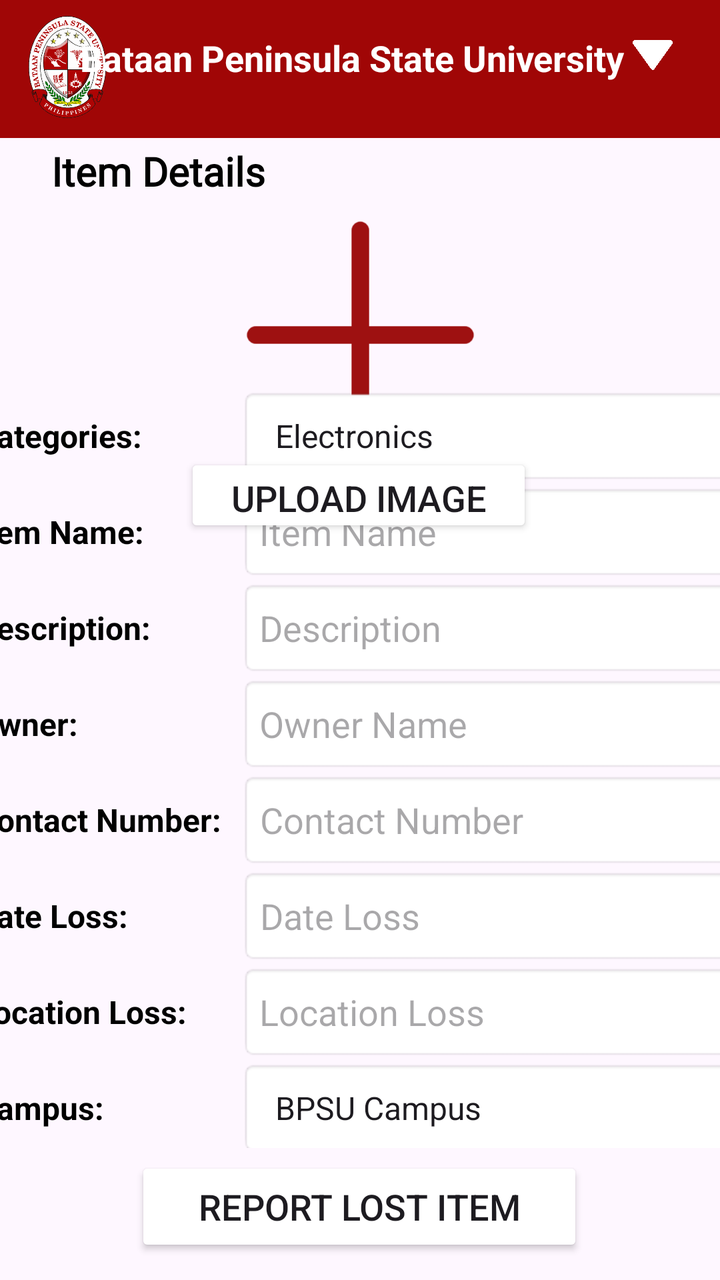
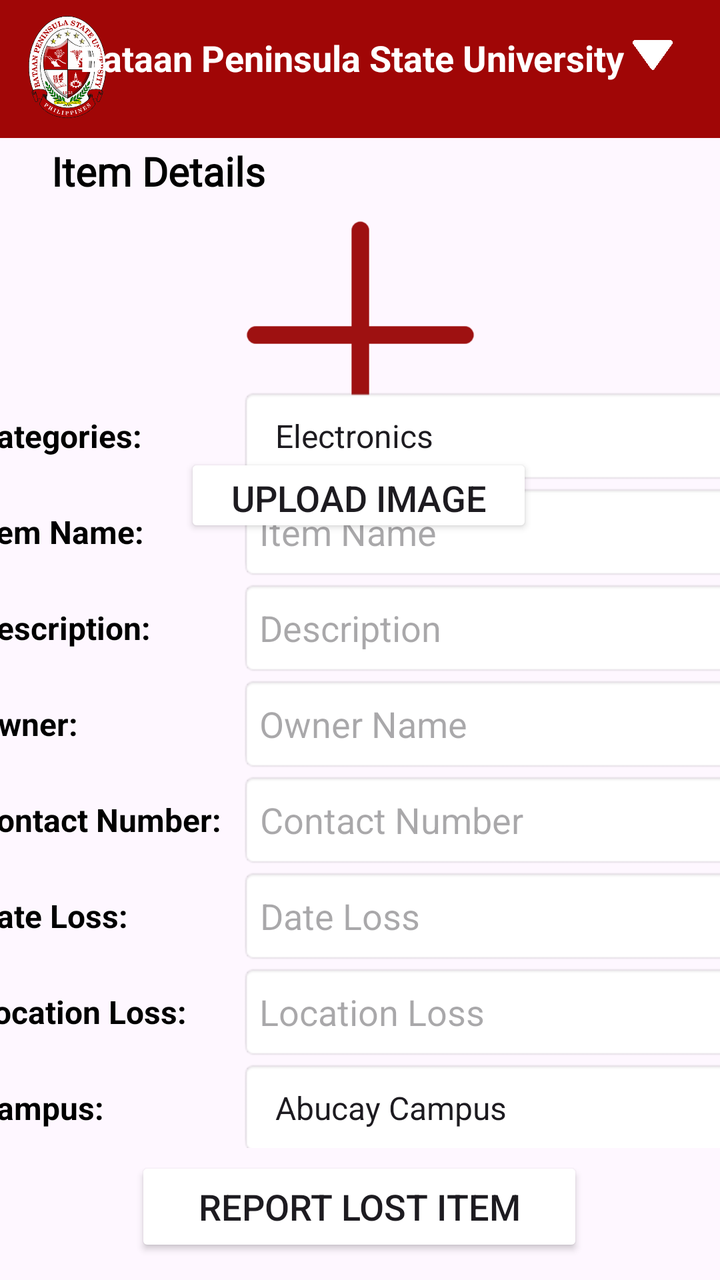

Two renders of the same Android screen: before a commit and after it. Below are the layout's source before the change and the commit's diff.
<!-- AndroidManifest.xml: application theme Theme.FinalCaseStudy -->
<!-- res/layout/activity_lost_report.xml -->
<?xml version="1.0" encoding="utf-8"?>
<androidx.constraintlayout.widget.ConstraintLayout xmlns:android="http://schemas.android.com/apk/res/android"
    xmlns:app="http://schemas.android.com/apk/res-auto"
    xmlns:tools="http://schemas.android.com/tools"
    android:id="@+id/main"
    android:layout_width="match_parent"
    android:layout_height="match_parent"
    tools:context=".LostReportActivity">

    <TextView
        android:id="@+id/textView23"
        android:layout_width="wrap_content"
        android:layout_height="26dp"
        android:fontFamily="@font/times_new_roman"
        android:text="Item Details"
        android:textColor="@color/black"
        android:textSize="20sp"
        android:textStyle="bold"
        app:layout_constraintBottom_toBottomOf="parent"
        app:layout_constraintEnd_toEndOf="parent"
        app:layout_constraintHorizontal_bias="0.102"
        app:layout_constraintStart_toStartOf="parent"
        app:layout_constraintTop_toTopOf="parent"
        app:layout_constraintVertical_bias="0.117" />

    <ImageView
        android:id="@+id/ivItemImage2"
        android:layout_width="149dp"
        android:layout_height="129dp"
        android:layout_marginTop="8dp"
        android:layout_marginBottom="16dp"
        android:adjustViewBounds="true"
        android:contentDescription="Item Image"
        android:scaleType="fitCenter"
        android:src="@drawable/plus_placeholder"
        app:layout_constraintBottom_toBottomOf="parent"
        app:layout_constraintEnd_toEndOf="parent"
        app:layout_constraintStart_toStartOf="parent"
        app:layout_constraintTop_toTopOf="parent"
        app:layout_constraintVertical_bias="0.195"
        app:tint="#9E1111" />

    <Button
        android:id="@+id/button13"
        android:layout_width="174dp"
        android:layout_height="42dp"
        android:backgroundTint="#940202"
        android:backgroundTintMode="add"
        android:text="Upload Image"
        android:textSize="18sp"
        android:textStyle="normal"
        app:layout_constraintBottom_toBottomOf="parent"
        app:layout_constraintEnd_toEndOf="parent"
        app:layout_constraintHorizontal_bias="0.497"
        app:layout_constraintStart_toStartOf="parent"
        app:layout_constraintTop_toTopOf="parent"
        app:layout_constraintVertical_bias="0.379" />

    <TextView
        android:id="@+id/textView21"
        android:layout_width="419dp"
        android:layout_height="69dp"
        android:layout_marginBottom="5dp"
        android:background="#A00606"
        app:layout_constraintBottom_toBottomOf="parent"
        app:layout_constraintEnd_toEndOf="parent"
        app:layout_constraintStart_toStartOf="parent"
        app:layout_constraintTop_toTopOf="parent"
        app:layout_constraintVertical_bias="0.0" />

    <ImageView
        android:id="@+id/imageView5"
        android:layout_width="40dp"
        android:layout_height="67dp"
        app:layout_constraintBottom_toBottomOf="parent"
        app:layout_constraintEnd_toEndOf="parent"
        app:layout_constraintHorizontal_bias="0.043"
        app:layout_constraintStart_toStartOf="parent"
        app:layout_constraintTop_toTopOf="parent"
        app:layout_constraintVertical_bias="0.0"
        app:srcCompat="@drawable/bataan_peninsula_state_university_logo" />

    <TextView
        android:id="@+id/textView22"
        android:layout_width="280dp"
        android:layout_height="26dp"
        android:fontFamily="sans-serif"
        android:text="Bataan Peninsula State University"
        android:textColor="@color/white"
        android:textSize="18sp"
        android:textStyle="bold"
        app:layout_constraintBottom_toBottomOf="parent"
        app:layout_constraintEnd_toEndOf="parent"
        app:layout_constraintHorizontal_bias="0.500"
        app:layout_constraintStart_toStartOf="parent"
        app:layout_constraintTop_toTopOf="parent"
        app:layout_constraintVertical_bias="0.027" />

    <Spinner
        android:id="@+id/spinner2"
        android:layout_width="20dp"
        android:layout_height="15dp"
        android:background="@drawable/pngaaa_com_5204195"
        android:entries="@array/menu_items"
        app:layout_constraintBottom_toBottomOf="parent"
        app:layout_constraintEnd_toEndOf="parent"
        app:layout_constraintHorizontal_bias="0.930"
        app:layout_constraintStart_toStartOf="parent"
        app:layout_constraintTop_toTopOf="parent"
        app:layout_constraintVertical_bias="0.032" />

    <Button
        android:id="@+id/button9"
        android:layout_width="224dp"
        android:layout_height="50dp"
        android:backgroundTint="#940202"
        android:backgroundTintMode="add"
        android:text="Report Lost Item"
        android:textSize="18sp"
        android:textStyle="normal"
        app:layout_constraintBottom_toBottomOf="parent"
        app:layout_constraintEnd_toEndOf="parent"
        app:layout_constraintHorizontal_bias="0.497"
        app:layout_constraintStart_toStartOf="parent"
        app:layout_constraintTop_toTopOf="parent"
        app:layout_constraintVertical_bias="0.98" />

    <LinearLayout
        android:layout_width="385dp"
        android:layout_height="396dp"
        android:orientation="horizontal"
        app:layout_constraintBottom_toBottomOf="parent"
        app:layout_constraintEnd_toEndOf="parent"
        app:layout_constraintStart_toStartOf="parent"
        app:layout_constraintTop_toTopOf="@+id/textView21"
        app:layout_constraintVertical_bias="0.795">

        <LinearLayout
            android:layout_width="132dp"
            android:layout_height="383dp"
            android:orientation="vertical">

            <TextView
                android:id="@+id/textView50"
                android:layout_width="match_parent"
                android:layout_height="48dp"
                android:gravity="center|start"
                android:text="Categories:"
                android:textColor="@color/black"
                android:textSize="16sp"
                android:textStyle="bold" />

            <TextView
                android:id="@+id/textView51"
                android:layout_width="match_parent"
                android:layout_height="48dp"
                android:gravity="center|start"
                android:text="Item Name:"
                android:textColor="@color/black"
                android:textSize="16sp"
                android:textStyle="bold" />

            <TextView
                android:id="@+id/textView52"
                android:layout_width="match_parent"
                android:layout_height="48dp"
                android:gravity="center|start"
                android:text="Description:"
                android:textColor="@color/black"
                android:textSize="16sp"
                android:textStyle="bold" />

            <TextView
                android:id="@+id/textView53"
                android:layout_width="match_parent"
                android:layout_height="48dp"
                android:gravity="center|start"
                android:text="Owner:"
                android:textColor="@color/black"
                android:textSize="16sp"
                android:textStyle="bold" />

            <TextView
                android:id="@+id/textView54"
                android:layout_width="match_parent"
                android:layout_height="48dp"
                android:gravity="center|start"
                android:text="Contact Number:"
                android:textColor="@color/black"
                android:textSize="16sp"
                android:textStyle="bold" />

            <TextView
                android:id="@+id/textView55"
                android:layout_width="match_parent"
                android:layout_height="48dp"
                android:gravity="center|start"
                android:text="Date Loss:"
                android:textColor="@color/black"
                android:textSize="16sp"
                android:textStyle="bold" />

            <TextView
                android:id="@+id/textView57"
                android:layout_width="match_parent"
                android:layout_height="48dp"
                android:gravity="center|start"
                android:text="Location Loss:"
                android:textColor="@color/black"
                android:textSize="16sp"
                android:textStyle="bold" />

            <TextView
                android:id="@+id/textView47"
                android:layout_width="match_parent"
                android:layout_height="48dp"
                android:gravity="center|start"
                android:text="Campus:"
                android:textColor="@color/black"
                android:textSize="16sp"
                android:textStyle="bold" />
        </LinearLayout>

        <LinearLayout
            android:layout_width="252dp"
            android:layout_height="380dp"
            android:orientation="vertical">

            <Spinner
                android:id="@+id/spinner5"
                android:layout_width="match_parent"
                android:layout_height="48dp"
                android:background="@android:drawable/editbox_background"
                android:dropDownWidth="wrap_content"
                android:entries="@array/category_items"
                android:spinnerMode="dropdown" />

            <EditText
                android:id="@+id/editTextTextMultiLine2"
                android:layout_width="match_parent"
                android:layout_height="48dp"
                android:background="@android:drawable/editbox_background_normal"
                android:ems="10"
                android:gravity="center|start"
                android:hint="Item Name"
                android:inputType="textMultiLine" />

            <EditText
                android:id="@+id/editTextTextMultiLine3"
                android:layout_width="match_parent"
                android:layout_height="48dp"
                android:background="@android:drawable/editbox_background"
                android:ems="10"
                android:gravity="center|start"
                android:hint="Description"
                android:inputType="textMultiLine" />

            <EditText
                android:id="@+id/editTextTextMultiLine4"
                android:layout_width="match_parent"
                android:layout_height="48dp"
                android:background="@android:drawable/editbox_background"
                android:ems="10"
                android:gravity="center|start"
                android:hint="Owner Name"
                android:inputType="textMultiLine" />

            <EditText
                android:id="@+id/editTextContactNumber"
                android:layout_width="match_parent"
                android:layout_height="48dp"
                android:background="@android:drawable/editbox_background"
                android:ems="10"
                android:gravity="center|start"
                android:hint="Contact Number"
                android:inputType="phone"
                android:maxLength="11"
                android:padding="10dp" />

            <EditText
                android:id="@+id/editTextDateFound"
                android:layout_width="match_parent"
                android:layout_height="48dp"
                android:background="@android:drawable/editbox_background"
                android:clickable="true"
                android:focusable="false"
                android:gravity="center|start"
                android:hint="Date Loss"
                android:inputType="date"
                android:padding="10dp" />

            <EditText
                android:id="@+id/editTextTextMultiLine7"
                android:layout_width="match_parent"
                android:layout_height="48dp"
                android:background="@android:drawable/editbox_background"
                android:ems="10"
                android:gravity="center|start"
                android:hint="Location Loss"
                android:inputType="textMultiLine" />

            <Spinner
                android:id="@+id/spinner9"
                android:layout_width="match_parent"
                android:layout_height="48dp"
                android:background="@android:drawable/editbox_background"
                android:dropDownWidth="wrap_content"
                android:entries="@array/campus"
                android:spinnerMode="dropdown" />
        </LinearLayout>
    </LinearLayout>

</androidx.constraintlayout.widget.ConstraintLayout>
<!-- resources referenced by this layout -->
<resources>
  <string-array name="campus">
          <item>BPSU Campus</item>
          <item>Abucay Campus</item>
          <item>Bagac Campus</item>
          <item>Balanga Campus</item>
          <item>Dinalupihan Campus</item>
          <item>Main Campus</item>
          <item>Orani Campus</item>
      </string-array>
  <string-array name="category_items">
          <item>Electronics</item>
          <item>Documents</item>
          <item>Cash</item>
          <item>Cards and IDs</item>
          <item>Keys</item>
          <item>Personal Items</item>
          <item>Clothing</item>
          <item>Accessories</item>
          <item>School Supplies</item>
          <item>Others</item>
      </string-array>
  <string-array name="menu_items">
          <item>Select page</item>
          <item>Home</item>
          <item>Lost Items</item>
          <item>Found Items</item>
          <item>Summary</item>
          <item>Logout</item>
      </string-array>
  <color name="black">#FF000000</color>
  <color name="white">#FFFFFFFF</color>
  <!-- drawable bataan_peninsula_state_university_logo: png bitmap (drawable, 28800 bytes) -->
  <!-- drawable plus_placeholder: png bitmap (drawable, 3836 bytes) -->
  <!-- drawable pngaaa_com_5204195: png bitmap (drawable, 10240 bytes) -->
  <style name="Theme.FinalCaseStudy" parent="Base.Theme.FinalCaseStudy" />
  <style name="Base.Theme.FinalCaseStudy" parent="Theme.Material3.DayNight.NoActionBar">
          
          
      </style>
</resources>

<!-- the commit's change to res/layout/activity_lost_report.xml (unified diff, before → after) -->
@@ -305,7 +305,7 @@
                 android:layout_height="48dp"
                 android:background="@android:drawable/editbox_background"
                 android:dropDownWidth="wrap_content"
-                android:entries="@array/campus"
+                android:entries="@array/campus_name"
                 android:spinnerMode="dropdown" />
         </LinearLayout>
     </LinearLayout>
<!-- resource entries referenced after the edit -->
@@ -1,7 +1,6 @@
 <!-- resources referenced by this layout -->
 <resources>
-  <string-array name="campus">
-          <item>BPSU Campus</item>
+  <string-array name="campus_name">
           <item>Abucay Campus</item>
           <item>Bagac Campus</item>
           <item>Balanga Campus</item>
